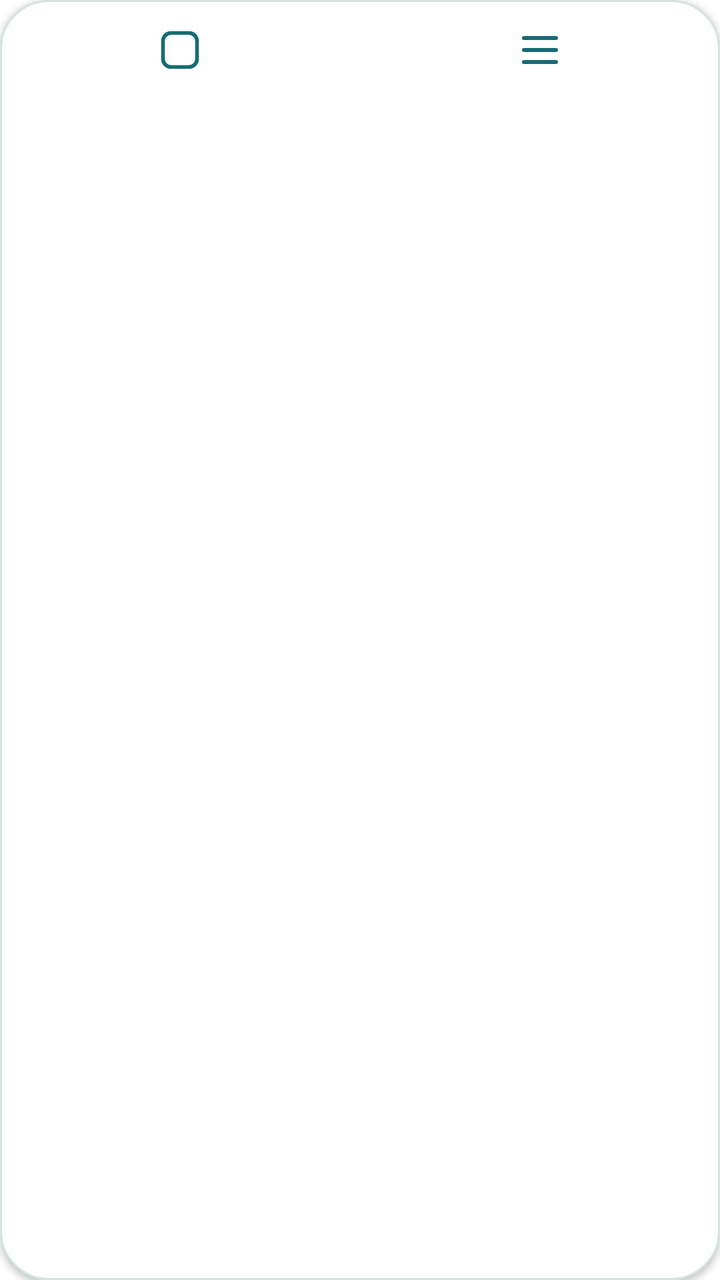
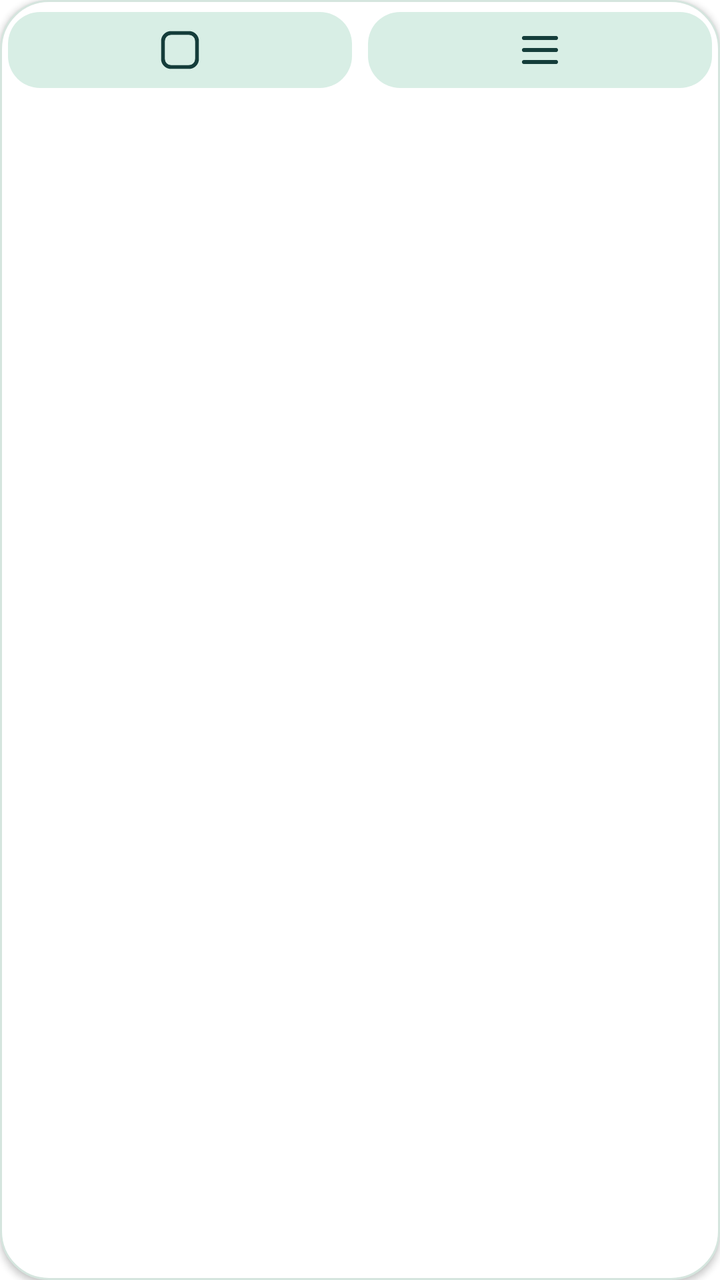

Two renders of the same Android screen: before a commit and after it. Below are the layout's source before the change and the commit's diff.
<!-- AndroidManifest.xml: application theme Theme.LiteSail -->
<!-- res/layout/view_browser_toolbar.xml -->
<?xml version="1.0" encoding="utf-8"?>
<LinearLayout xmlns:android="http://schemas.android.com/apk/res/android"
    android:layout_width="wrap_content"
    android:layout_height="wrap_content"
    android:layout_gravity="center_horizontal"
    android:layout_marginHorizontal="12dp"
    android:layout_marginTop="6dp"
    android:layout_marginBottom="8dp"
    android:background="@drawable/browser_toolbar_background"
    android:baselineAligned="false"
    android:elevation="2dp"
    android:orientation="horizontal">

    <ImageButton
        android:id="@+id/back"
        style="@style/Widget.LiteSail.ToolbarButton"
        android:contentDescription="@string/back"
        android:enabled="false"
        android:src="@drawable/ic_toolbar_back"
        android:visibility="gone" />

    <ImageButton
        android:id="@+id/forward"
        style="@style/Widget.LiteSail.ToolbarButton"
        android:contentDescription="@string/forward"
        android:enabled="false"
        android:src="@drawable/ic_toolbar_forward"
        android:visibility="gone" />

    <ImageButton
        android:id="@+id/home"
        style="@style/Widget.LiteSail.ToolbarButton"
        android:contentDescription="@string/home"
        android:src="@drawable/ic_toolbar_home"
        android:visibility="gone" />

    <FrameLayout
        android:layout_width="0dp"
        android:layout_height="50dp"
        android:layout_weight="1"
        android:minWidth="56dp">

        <ImageButton
            android:id="@+id/windows"
            android:layout_width="match_parent"
            android:layout_height="match_parent"
            android:background="?android:attr/selectableItemBackground"
            android:contentDescription="@string/browser_windows"
            android:padding="0dp"
            android:scaleType="center"
            android:src="@drawable/ic_toolbar_window" />

        <TextView
            android:id="@+id/window_count"
            android:layout_width="24dp"
            android:layout_height="24dp"
            android:layout_gravity="center"
            android:autoSizeMaxTextSize="11sp"
            android:autoSizeMinTextSize="8sp"
            android:autoSizeTextType="uniform"
            android:fontFamily="sans-serif-medium"
            android:gravity="center"
            android:importantForAccessibility="no"
            android:includeFontPadding="false"
            android:textColor="@color/start_page_accent"
            android:textSize="11sp" />
    </FrameLayout>

    <ImageButton
        android:id="@+id/open_menu"
        style="@style/Widget.LiteSail.ToolbarButton"
        android:contentDescription="@string/browser_menu"
        android:src="@drawable/ic_toolbar_menu" />
</LinearLayout>
<!-- resources referenced by this layout -->
<resources>
  <color name="start_page_accent">#176B73</color>
  <!-- drawable browser_toolbar_background (drawable) -->
  <?xml version="1.0" encoding="utf-8"?>
  <shape xmlns:android="http://schemas.android.com/apk/res/android">
      <solid android:color="@color/start_page_search_surface" />
      <corners android:radius="24dp" />
      <stroke android:width="1dp" android:color="@color/start_page_search_border" />
  </shape>
  <!-- drawable ic_toolbar_back (drawable) -->
  <?xml version="1.0" encoding="utf-8"?>
  <vector xmlns:android="http://schemas.android.com/apk/res/android"
      android:width="24dp"
      android:height="24dp"
      android:autoMirrored="true"
      android:viewportWidth="24"
      android:viewportHeight="24">
      <path
          android:pathData="M15,5 L8,12 L15,19"
          android:strokeColor="@color/start_page_accent"
          android:strokeLineCap="round"
          android:strokeLineJoin="round"
          android:strokeWidth="2" />
  </vector>
  <!-- drawable ic_toolbar_menu (drawable) -->
  <?xml version="1.0" encoding="utf-8"?>
  <vector xmlns:android="http://schemas.android.com/apk/res/android"
      android:width="24dp"
      android:height="24dp"
      android:viewportWidth="24"
      android:viewportHeight="24">
      <path
          android:pathData="M4,6 H20 M4,12 H20 M4,18 H20"
          android:strokeColor="@color/start_page_accent"
          android:strokeLineCap="round"
          android:strokeWidth="2" />
  </vector>
  <string name="back">后退</string>
  <string name="browser_menu">菜单</string>
  <string name="browser_windows">窗口</string>
  <string name="forward">前进</string>
  <string name="home">首页</string>
  <style name="Widget.LiteSail.ToolbarButton" parent="android:style/Widget.Material.ImageButton">
          <item name="android:layout_width">0dp</item>
          <item name="android:layout_height">50dp</item>
          <item name="android:layout_weight">1</item>
          <item name="android:background">?android:attr/selectableItemBackground</item>
          <item name="android:minWidth">56dp</item>
          <item name="android:padding">0dp</item>
          <item name="android:scaleType">center</item>
          <item name="android:tint">@color/browser_toolbar_icon</item>
      </style>
  <style name="Theme.LiteSail" parent="Theme.LiteSail.Base" />
  <color name="start_page_search_surface">#FFFFFF</color>
  <color name="start_page_search_border">#D5E5DE</color>
  <style name="Theme.LiteSail.Base" parent="android:style/Theme.Material.Light.NoActionBar">
          <item name="android:colorAccent">#176B73</item>
          <item name="android:windowBackground">#FFFFFF</item>
          <item name="android:windowLightStatusBar">true</item>
          <item name="android:statusBarColor">#FFFFFF</item>
          <item name="android:navigationBarColor">#000000</item>
      </style>
  <!-- unchanged entries left out for length: 3 -->
</resources>

<!-- the commit's change to res/layout/view_browser_toolbar.xml (unified diff, before → after) -->
@@ -14,8 +14,7 @@
     <ImageButton
         android:id="@+id/back"
         style="@style/Widget.LiteSail.ToolbarButton"
-        android:contentDescription="@string/back"
-        android:enabled="false"
+        android:contentDescription="@string/browser_return_home"
         android:src="@drawable/ic_toolbar_back"
         android:visibility="gone" />
 
@@ -44,11 +43,12 @@
             android:id="@+id/windows"
             android:layout_width="match_parent"
             android:layout_height="match_parent"
-            android:background="?android:attr/selectableItemBackground"
+            android:background="@drawable/browser_toolbar_button_background"
             android:contentDescription="@string/browser_windows"
             android:padding="0dp"
             android:scaleType="center"
-            android:src="@drawable/ic_toolbar_window" />
+            android:src="@drawable/ic_toolbar_window"
+            android:tint="@color/browser_toolbar_button_icon" />
 
         <TextView
             android:id="@+id/window_count"
@@ -62,7 +62,7 @@
             android:gravity="center"
             android:importantForAccessibility="no"
             android:includeFontPadding="false"
-            android:textColor="@color/start_page_accent"
+            android:textColor="@color/start_page_brand_text"
             android:textSize="11sp" />
     </FrameLayout>
 
<!-- resource entries referenced after the edit -->
@@ -1,5 +1,6 @@
 <!-- resources referenced by this layout -->
 <resources>
+  <color name="start_page_brand_text">#143D3A</color>
   <color name="start_page_accent">#176B73</color>
   <!-- drawable browser_toolbar_background (drawable) -->
   <?xml version="1.0" encoding="utf-8"?>
@@ -8,6 +9,33 @@
       <corners android:radius="24dp" />
       <stroke android:width="1dp" android:color="@color/start_page_search_border" />
   </shape>
+  <!-- drawable browser_toolbar_button_background (drawable) -->
+  <?xml version="1.0" encoding="utf-8"?>
+  <inset xmlns:android="http://schemas.android.com/apk/res/android"
+      android:insetLeft="4dp"
+      android:insetTop="6dp"
+      android:insetRight="4dp"
+      android:insetBottom="6dp">
+      <ripple android:color="@color/start_page_search_ripple">
+          <item>
+              <selector>
+                  <item android:state_enabled="false" android:drawable="@android:color/transparent" />
+                  <item>
+                      <shape>
+                          <corners android:radius="16dp" />
+                          <solid android:color="@color/start_page_glow" />
+                      </shape>
+                  </item>
+              </selector>
+          </item>
+          <item android:id="@android:id/mask">
+              <shape>
+                  <corners android:radius="16dp" />
+                  <solid android:color="@android:color/white" />
+              </shape>
+          </item>
+      </ripple>
+  </inset>
   <!-- drawable ic_toolbar_back (drawable) -->
   <?xml version="1.0" encoding="utf-8"?>
   <vector xmlns:android="http://schemas.android.com/apk/res/android"
@@ -36,8 +64,8 @@
           android:strokeLineCap="round"
           android:strokeWidth="2" />
   </vector>
-  <string name="back">后退</string>
   <string name="browser_menu">菜单</string>
+  <string name="browser_return_home">返回首页</string>
   <string name="browser_windows">窗口</string>
   <string name="forward">前进</string>
   <string name="home">首页</string>
@@ -45,15 +73,17 @@
           <item name="android:layout_width">0dp</item>
           <item name="android:layout_height">50dp</item>
           <item name="android:layout_weight">1</item>
-          <item name="android:background">?android:attr/selectableItemBackground</item>
+          <item name="android:background">@drawable/browser_toolbar_button_background</item>
           <item name="android:minWidth">56dp</item>
           <item name="android:padding">0dp</item>
           <item name="android:scaleType">center</item>
-          <item name="android:tint">@color/browser_toolbar_icon</item>
+          <item name="android:tint">@color/browser_toolbar_button_icon</item>
       </style>
   <style name="Theme.LiteSail" parent="Theme.LiteSail.Base" />
   <color name="start_page_search_surface">#FFFFFF</color>
   <color name="start_page_search_border">#D5E5DE</color>
+  <color name="start_page_search_ripple">#30176B73</color>
+  <color name="start_page_glow">#D8EEE5</color>
   <style name="Theme.LiteSail.Base" parent="android:style/Theme.Material.Light.NoActionBar">
           <item name="android:colorAccent">#176B73</item>
           <item name="android:windowBackground">#FFFFFF</item>
